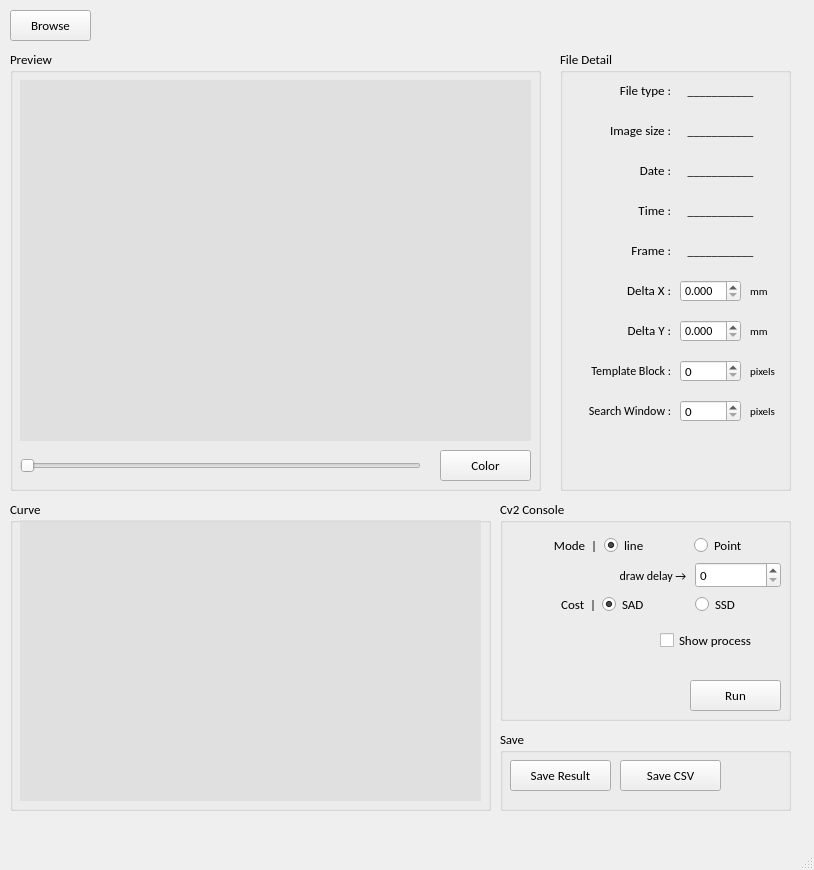
Before: the Qt Designer form main.ui in doraduan12/Speckle_Tracking, drawn with Qt 5.
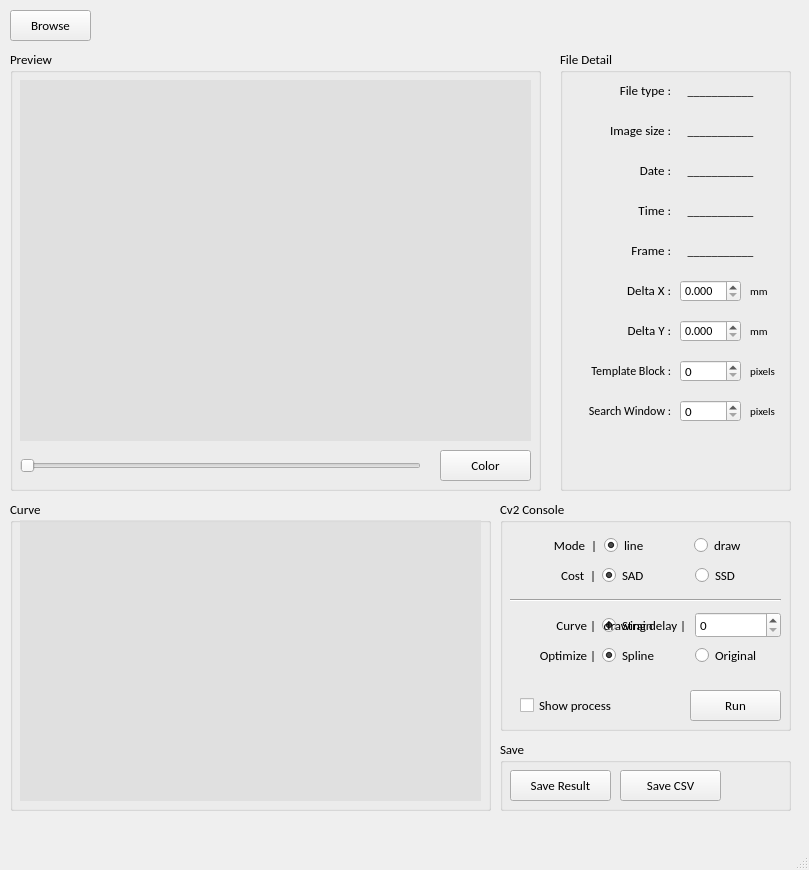
After: the same form once the commit is applied.

Commit message: 20200315 12:53 1. 新增 Curve Optimization 選項，可以選擇顯示原本曲線∕Spline後的曲線 2. 重新執行 Run 會清除 Curve 圖 3. Show process 可以中途開關，不用重新 Run 4. Line 模式 新增 Strain / Distance 選項，可選擇查看距離 5. 優化 curve / optimize 與 drawing delay 顯示

Diff of the .ui file:
```diff
--- a/main.ui
+++ b/main.ui
@@ -6,7 +6,7 @@
    <rect>
     <x>0</x>
     <y>0</y>
-    <width>814</width>
+    <width>809</width>
     <height>870</height>
    </rect>
   </property>
@@ -608,7 +608,7 @@
     <property name="title">
      <string>Curve</string>
     </property>
-    <widget class="QLabel" name="label_curve">
+    <widget class="QLabel" name="label_show_curve">
      <property name="geometry">
       <rect>
        <x>10</x>
@@ -745,7 +745,7 @@
       <x>500</x>
       <y>500</y>
       <width>291</width>
-      <height>221</height>
+      <height>231</height>
      </rect>
     </property>
     <property name="font">
@@ -761,7 +761,7 @@
      <property name="geometry">
       <rect>
        <x>190</x>
-       <y>180</y>
+       <y>190</y>
        <width>91</width>
        <height>31</height>
       </rect>
@@ -834,59 +834,19 @@
          </font>
         </property>
         <property name="text">
-         <string>Point</string>
+         <string>draw</string>
         </property>
        </widget>
       </item>
      </layout>
     </widget>
-    <widget class="QWidget" name="horizontalLayoutWidget_3">
-     <property name="geometry">
-      <rect>
-       <x>10</x>
-       <y>60</y>
-       <width>271</width>
-       <height>31</height>
-      </rect>
-     </property>
-     <layout class="QHBoxLayout" name="horizontalLayout_4">
-      <item>
-       <widget class="QLabel" name="label_NULL">
-        <property name="text">
-         <string/>
-        </property>
-        <property name="alignment">
-         <set>Qt::AlignRight|Qt::AlignTrailing|Qt::AlignVCenter</set>
-        </property>
-       </widget>
-      </item>
-      <item>
-       <widget class="QLabel" name="label_DRAW_DELAY">
-        <property name="font">
-         <font>
-          <pointsize>9</pointsize>
-         </font>
-        </property>
-        <property name="text">
-         <string>draw delay → </string>
-        </property>
-        <property name="alignment">
-         <set>Qt::AlignRight|Qt::AlignTrailing|Qt::AlignVCenter</set>
-        </property>
-       </widget>
-      </item>
-      <item>
-       <widget class="QSpinBox" name="spinBox_draw_delay"/>
-      </item>
-     </layout>
-    </widget>
     <widget class="QWidget" name="horizontalLayoutWidget_2">
      <property name="geometry">
       <rect>
        <x>10</x>
-       <y>90</y>
+       <y>60</y>
        <width>271</width>
-       <height>29</height>
+       <height>31</height>
       </rect>
      </property>
      <layout class="QHBoxLayout" name="horizontalLayout_2">
@@ -932,24 +892,169 @@
     <widget class="QCheckBox" name="checkBox_show_process">
      <property name="geometry">
       <rect>
-       <x>160</x>
-       <y>130</y>
+       <x>20</x>
+       <y>190</y>
        <width>121</width>
-       <height>21</height>
+       <height>31</height>
       </rect>
      </property>
      <property name="text">
       <string>Show process</string>
      </property>
     </widget>
+    <widget class="QWidget" name="horizontalLayoutWidget_4">
+     <property name="geometry">
+      <rect>
+       <x>10</x>
+       <y>110</y>
+       <width>271</width>
+       <height>31</height>
+      </rect>
+     </property>
+     <layout class="QHBoxLayout" name="horizontalLayout_curve">
+      <item>
+       <widget class="QLabel" name="label_curve">
+        <property name="text">
+         <string>Curve |</string>
+        </property>
+        <property name="alignment">
+         <set>Qt::AlignRight|Qt::AlignTrailing|Qt::AlignVCenter</set>
+        </property>
+       </widget>
+      </item>
+      <item>
+       <widget class="QRadioButton" name="radioButton_strain">
+        <property name="text">
+         <string>Strain</string>
+        </property>
+        <property name="checked">
+         <bool>true</bool>
+        </property>
+       </widget>
+      </item>
+      <item>
+       <widget class="QRadioButton" name="radioButton_distance">
+        <property name="text">
+         <string>Distance</string>
+        </property>
+       </widget>
+      </item>
+     </layout>
+    </widget>
+    <widget class="QWidget" name="horizontalLayoutWidget_5">
+     <property name="geometry">
+      <rect>
+       <x>10</x>
+       <y>140</y>
+       <width>271</width>
+       <height>31</height>
+      </rect>
+     </property>
+     <layout class="QHBoxLayout" name="horizontalLayout_optimize">
+      <item>
+       <widget class="QLabel" name="label_optimize">
+        <property name="text">
+         <string>Optimize |</string>
+        </property>
+        <property name="alignment">
+         <set>Qt::AlignRight|Qt::AlignTrailing|Qt::AlignVCenter</set>
+        </property>
+       </widget>
+      </item>
+      <item>
+       <widget class="QRadioButton" name="radioButton_spline">
+        <property name="text">
+         <string>Spline</string>
+        </property>
+        <property name="checked">
+         <bool>true</bool>
+        </property>
+       </widget>
+      </item>
+      <item>
+       <widget class="QRadioButton" name="radioButton_original">
+        <property name="text">
+         <string>Original</string>
+        </property>
+       </widget>
+      </item>
+     </layout>
+    </widget>
+    <widget class="QLabel" name="label_NULL">
+     <property name="geometry">
+      <rect>
+       <x>10</x>
+       <y>60</y>
+       <width>74</width>
+       <height>29</height>
+      </rect>
+     </property>
+     <property name="text">
+      <string/>
+     </property>
+     <property name="alignment">
+      <set>Qt::AlignRight|Qt::AlignTrailing|Qt::AlignVCenter</set>
+     </property>
+    </widget>
+    <widget class="Line" name="line">
+     <property name="geometry">
+      <rect>
+       <x>10</x>
+       <y>90</y>
+       <width>271</width>
+       <height>21</height>
+      </rect>
+     </property>
+     <property name="orientation">
+      <enum>Qt::Horizontal</enum>
+     </property>
+    </widget>
+    <widget class="QWidget" name="horizontalLayoutWidget_3">
+     <property name="geometry">
+      <rect>
+       <x>10</x>
+       <y>110</y>
+       <width>271</width>
+       <height>31</height>
+      </rect>
+     </property>
+     <layout class="QHBoxLayout" name="horizontalLayout_4">
+      <item>
+       <widget class="QLabel" name="label">
+        <property name="text">
+         <string/>
+        </property>
+       </widget>
+      </item>
+      <item>
+       <widget class="QLabel" name="label_DRAWING_DELAY">
+        <property name="font">
+         <font>
+          <family>Calibri</family>
+          <pointsize>10</pointsize>
+         </font>
+        </property>
+        <property name="text">
+         <string>drawing delay | </string>
+        </property>
+        <property name="alignment">
+         <set>Qt::AlignRight|Qt::AlignTrailing|Qt::AlignVCenter</set>
+        </property>
+       </widget>
+      </item>
+      <item>
+       <widget class="QSpinBox" name="spinBox_drawing_delay"/>
+      </item>
+     </layout>
+    </widget>
    </widget>
    <widget class="QGroupBox" name="groupBox_save">
     <property name="geometry">
      <rect>
       <x>500</x>
-      <y>730</y>
+      <y>740</y>
       <width>291</width>
-      <height>81</height>
+      <height>71</height>
      </rect>
     </property>
     <property name="font">
```
Left out of the diff: 8 changed lines with no effect on the pictures. The commit also changes 3 other files.
